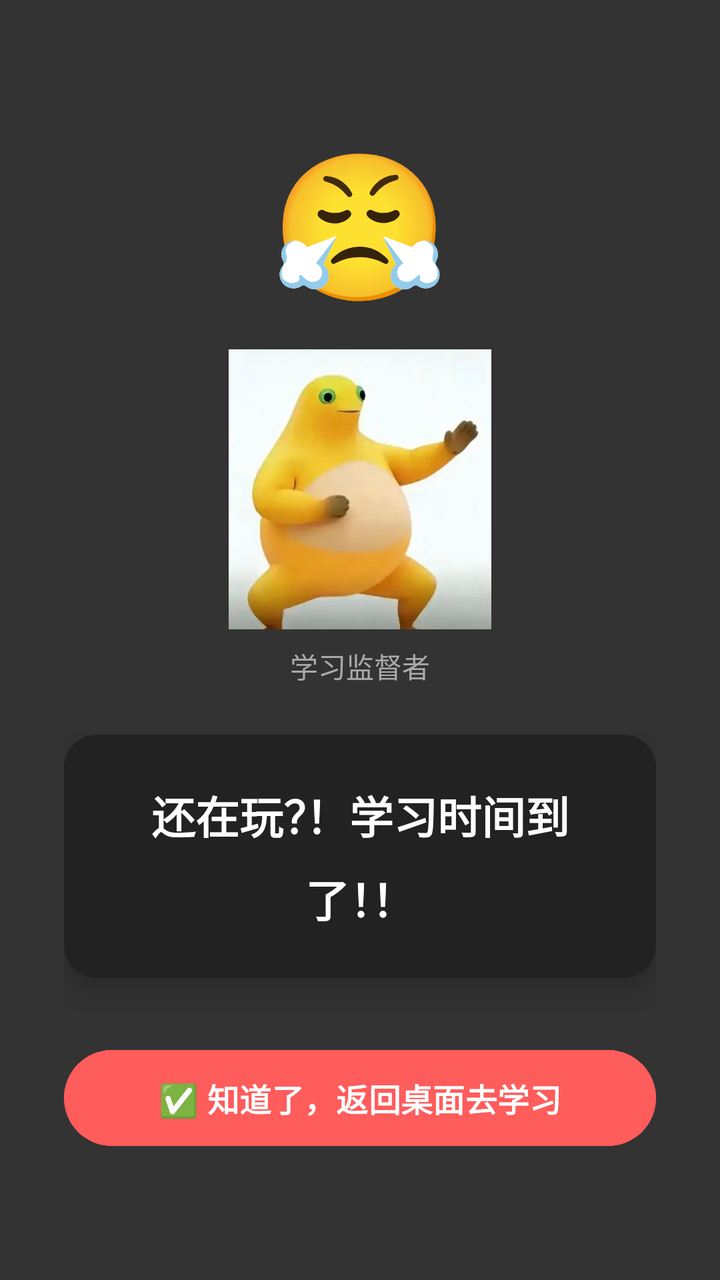
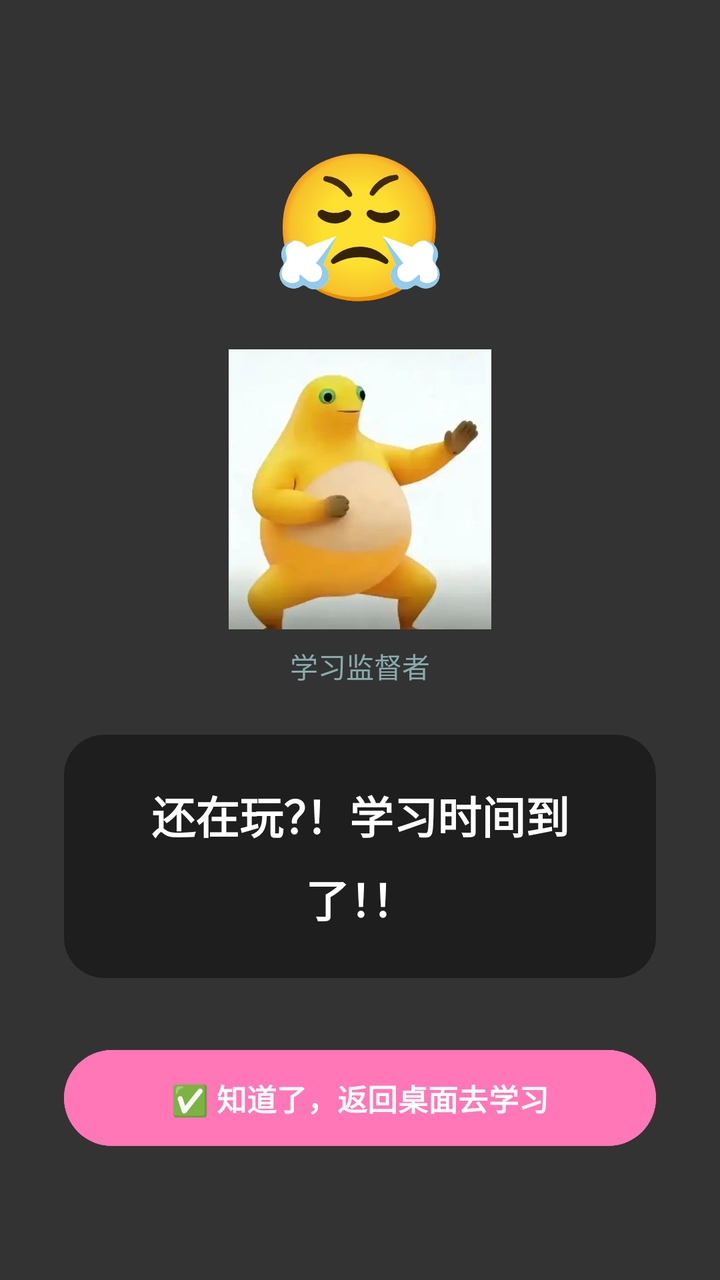

Compare the two renders of this Android layout. The source of the first and the diff that turns it into the second are given below.
<!-- AndroidManifest.xml: activity theme Theme.Translucent -->
<!-- res/layout/activity_fullscreen_alert.xml -->
<?xml version="1.0" encoding="utf-8"?>
<FrameLayout xmlns:android="http://schemas.android.com/apk/res/android"
    android:layout_width="match_parent"
    android:layout_height="match_parent"
    android:background="#CC000000">

    <LinearLayout
        android:layout_width="match_parent"
        android:layout_height="match_parent"
        android:orientation="vertical"
        android:gravity="center"
        android:padding="32dp">

        
        <TextView
            android:id="@+id/tv_emoji"
            android:layout_width="wrap_content"
            android:layout_height="wrap_content"
            android:text="😤"
            android:textSize="72sp"
            android:layout_marginBottom="16dp" />

        
        <ImageView
            android:id="@+id/iv_character"
            android:layout_width="140dp"
            android:layout_height="140dp"
            android:src="@drawable/ic_character_default"
            android:scaleType="fitCenter"
            android:layout_marginBottom="8dp" />

        
        <TextView
            android:id="@+id/tv_character_name"
            android:layout_width="wrap_content"
            android:layout_height="wrap_content"
            android:text="学习监督者"
            android:textSize="14sp"
            android:textColor="#AAAAAA"
            android:layout_marginBottom="24dp" />

        
        <androidx.cardview.widget.CardView
            xmlns:app="http://schemas.android.com/apk/res-auto"
            android:layout_width="match_parent"
            android:layout_height="wrap_content"
            app:cardCornerRadius="16dp"
            app:cardBackgroundColor="#222222"
            app:cardElevation="8dp"
            android:layout_marginBottom="32dp">
            <TextView
                android:id="@+id/tv_alert_message"
                android:layout_width="match_parent"
                android:layout_height="wrap_content"
                android:text="还在玩？！学习时间到了！！"
                android:textSize="22sp"
                android:textColor="#FFFFFF"
                android:textStyle="bold"
                android:gravity="center"
                android:padding="24dp"
                android:lineSpacingMultiplier="1.3" />
        </androidx.cardview.widget.CardView>

        
        <Button
            android:id="@+id/btn_confirm"
            android:layout_width="match_parent"
            android:layout_height="56dp"
            android:text="✅ 知道了，返回桌面去学习"
            android:backgroundTint="#FF5C5C"
            android:textColor="#FFFFFF"
            android:textSize="16sp"
            android:textStyle="bold" />

    </LinearLayout>
</FrameLayout>
<!-- resources referenced by this layout -->
<resources>
  <!-- drawable ic_character_default: png bitmap (drawable, 987997 bytes) -->
  <style name="Theme.Translucent" parent="Theme.Material3.Light.NoActionBar">
          <item name="android:windowIsTranslucent">true</item>
          <item name="android:windowBackground">@android:color/transparent</item>
          <item name="android:windowNoTitle">true</item>
          <item name="android:windowFullscreen">true</item>
      </style>
</resources>

<!-- the commit's change to res/layout/activity_fullscreen_alert.xml (unified diff, before → after) -->
@@ -11,7 +11,6 @@
         android:gravity="center"
         android:padding="32dp">
 
-        
         <TextView
             android:id="@+id/tv_emoji"
             android:layout_width="wrap_content"
@@ -20,7 +19,6 @@
             android:textSize="72sp"
             android:layout_marginBottom="16dp" />
 
-        
         <ImageView
             android:id="@+id/iv_character"
             android:layout_width="140dp"
@@ -29,24 +27,22 @@
             android:scaleType="fitCenter"
             android:layout_marginBottom="8dp" />
 
-        
         <TextView
             android:id="@+id/tv_character_name"
             android:layout_width="wrap_content"
             android:layout_height="wrap_content"
             android:text="学习监督者"
             android:textSize="14sp"
-            android:textColor="#AAAAAA"
+            android:textColor="@color/text_tertiary"
             android:layout_marginBottom="24dp" />
 
-        
         <androidx.cardview.widget.CardView
             xmlns:app="http://schemas.android.com/apk/res-auto"
             android:layout_width="match_parent"
             android:layout_height="wrap_content"
-            app:cardCornerRadius="16dp"
-            app:cardBackgroundColor="#222222"
-            app:cardElevation="8dp"
+            app:cardCornerRadius="20dp"
+            app:cardBackgroundColor="#1E1E1E"
+            app:cardElevation="0dp"
             android:layout_marginBottom="32dp">
             <TextView
                 android:id="@+id/tv_alert_message"
@@ -54,22 +50,21 @@
                 android:layout_height="wrap_content"
                 android:text="还在玩？！学习时间到了！！"
                 android:textSize="22sp"
-                android:textColor="#FFFFFF"
+                android:textColor="@color/white"
                 android:textStyle="bold"
                 android:gravity="center"
                 android:padding="24dp"
                 android:lineSpacingMultiplier="1.3" />
         </androidx.cardview.widget.CardView>
 
-        
         <Button
             android:id="@+id/btn_confirm"
             android:layout_width="match_parent"
             android:layout_height="56dp"
             android:text="✅ 知道了，返回桌面去学习"
-            android:backgroundTint="#FF5C5C"
-            android:textColor="#FFFFFF"
-            android:textSize="16sp"
+            android:backgroundTint="@color/accent_pink"
+            android:textColor="@color/white"
+            android:textSize="15sp"
             android:textStyle="bold" />
 
     </LinearLayout>
<!-- resource entries referenced after the edit -->
@@ -1,5 +1,8 @@
 <!-- resources referenced by this layout -->
 <resources>
+  <color name="accent_pink">#FF77B7</color>
+  <color name="text_tertiary">#8AABAE</color>
+  <color name="white">#FFFFFF</color>
   <!-- drawable ic_character_default: png bitmap (drawable, 987997 bytes) -->
   <style name="Theme.Translucent" parent="Theme.Material3.Light.NoActionBar">
           <item name="android:windowIsTranslucent">true</item>
